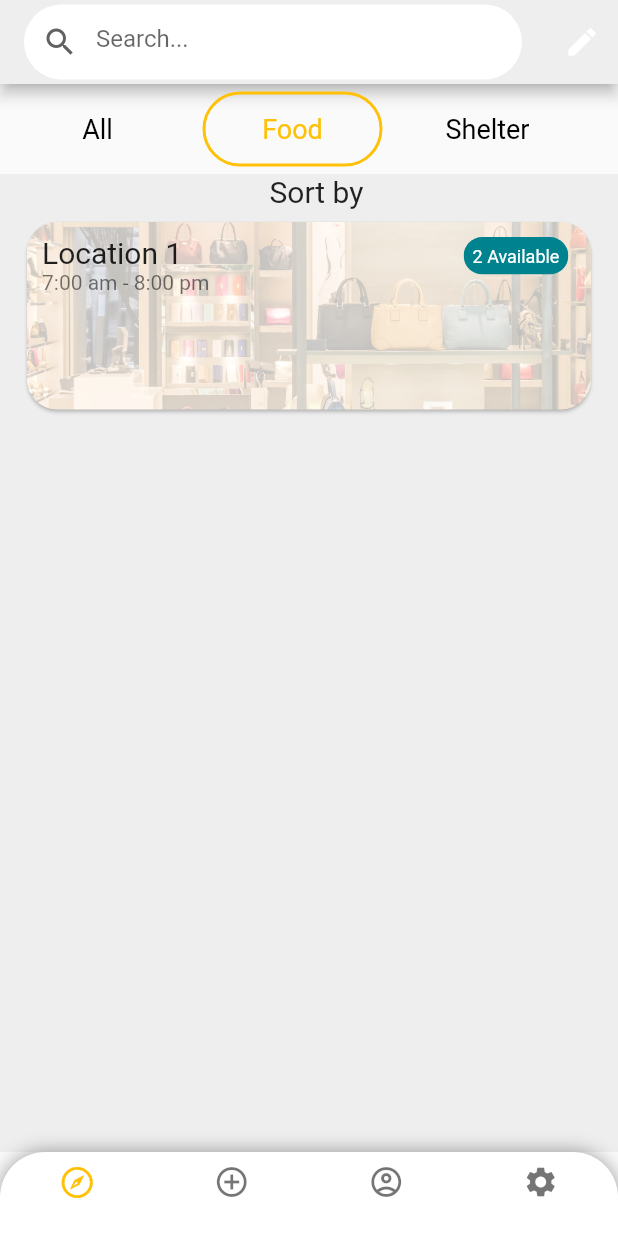
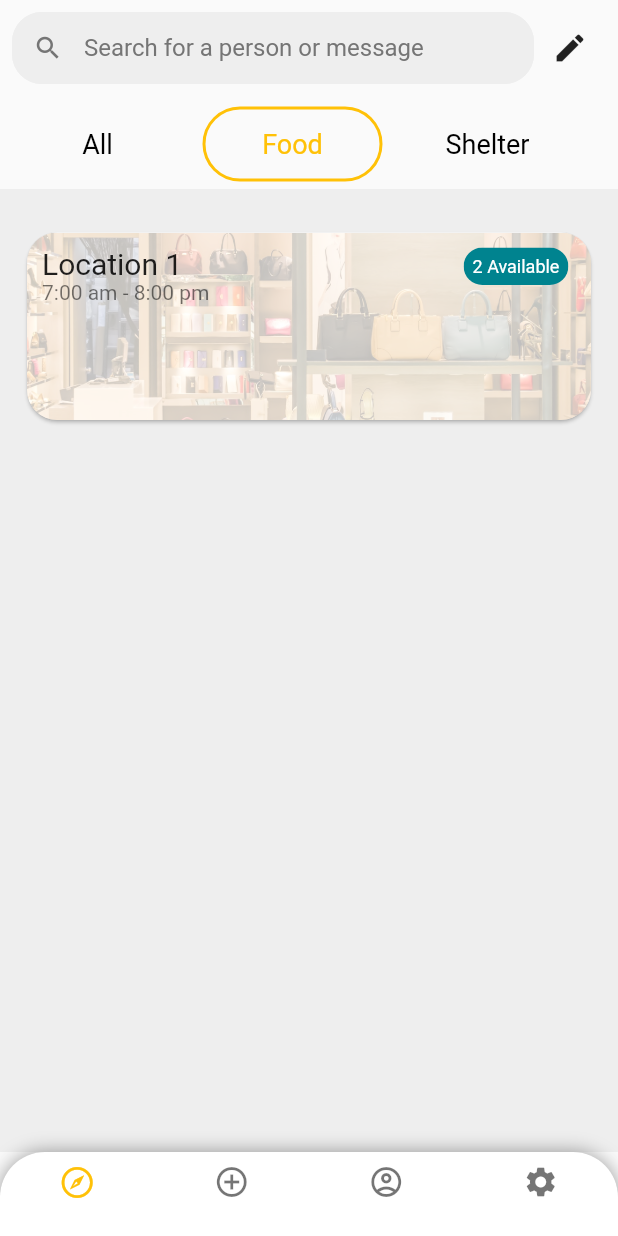
Before and after one commit to storm1486/wyam_app, a Flutter app: the screen it shows after launch, after a tap on "Food", on a phone screen of 412 x 824 dp. Run offline on Flutter 3.47's test engine with Material 2 defaults, Android fonts, the phone set to English and light mode, and no system bars.

Commit message:
Updated Amenities class with distance.
Updated the SearchBar in each page using them.

```diff
--- a/lib/pages/applications.dart
+++ b/lib/pages/applications.dart
@@ -66,12 +66,13 @@
   Widget build(BuildContext context) {
     return Scaffold(
       appBar: AppBar(
-        backgroundColor: Colors.grey[200],
+        backgroundColor: Colors.transparent,
+        elevation: 0,
         title: Container(
             width: double.infinity,
             height: 50.0,
             decoration: BoxDecoration(
-              color: Colors.white,
+              color: Colors.grey[200],
               borderRadius: BorderRadius.circular(40),
             ),
             child: Center(
@@ -92,22 +93,25 @@
             ),
         ),
         actions: [
-          IconButton(
-              onPressed: () {
-                Navigator.push(context, MaterialPageRoute(builder: (context) => const Applications()));
-              },
-              icon: const Icon(Icons.edit)
+          Padding(
+            padding: const EdgeInsets.only(right: 10),
+            child: IconButton(
+                onPressed: () {
+                  Navigator.push(context, MaterialPageRoute(builder: (context) => const Applications()));
+                },
+                icon: const Icon(Icons.edit, color: Colors.black,)
+            ),
           ),
         ],
       ),
       body: SingleChildScrollView(
         child: Column(
           children: [
-            // const SafeArea(child: Search()), //Search Bar at the top of the page
             SafeArea(
               child: InkWell(
                 onTap: _toggleDropdown, // Trigger dropdown visibility on tap
                 child: Container(
+                  color: Colors.transparent,
                   padding: const EdgeInsets.fromLTRB(20, 10, 0, 0),
                   child: Row(
                     mainAxisAlignment: MainAxisAlignment.start,
--- a/lib/pages/chatPage.dart
+++ b/lib/pages/chatPage.dart
@@ -38,15 +38,15 @@
                         child: TextField(
                           decoration: InputDecoration(
                             hintText: "Search for a person or message",
-                            hintStyle: TextStyle(color: Colors.grey.shade600),
-                            prefixIcon: Icon(Icons.search,color: Colors.grey.shade600, size: 20,),
+                            hintStyle: TextStyle(color: Colors.grey[600]),
+                            prefixIcon: Icon(Icons.search,color: Colors.grey[600], size: 20,),
                             filled: true,
-                            fillColor: Colors.grey.shade100,
+                            fillColor: Colors.grey.shade200,
                             contentPadding: EdgeInsets.all(8),
                             enabledBorder: OutlineInputBorder(
                                 borderRadius: BorderRadius.circular(20),
                                 borderSide: BorderSide(
-                                    color: Colors.grey.shade100
+                                    color: Colors.grey.shade200,
                                 )
                             ),
                           ),
--- a/lib/pages/home.dart
+++ b/lib/pages/home.dart
@@ -2,8 +2,7 @@
 import 'package:flutter/material.dart';
 import 'package:wyam_app/services/choose_location.dart';
 import 'package:wyam_app/services/horizontalScroller.dart';
-
-import '../services/searchBar.dart';
+import 'applications.dart';
 
 class Home extends StatefulWidget {
   const Home({super.key});
@@ -31,7 +30,36 @@
         body: Column(
           mainAxisAlignment: MainAxisAlignment.start,
           children: [
-            SafeArea(child: Search()),
+            SafeArea(
+              child: Padding(
+                padding: const EdgeInsets.fromLTRB(8, 8, 8, 10),
+                child: Row(
+                  children: [
+                    Expanded(
+                      child: TextField(
+                        decoration: InputDecoration(
+                          hintText: "Search for a person or message",
+                          hintStyle: TextStyle(color: Colors.grey[600]),
+                          prefixIcon: Icon(Icons.search,color: Colors.grey[600], size: 20,),
+                          filled: true,
+                          fillColor: Colors.grey.shade200,
+                          contentPadding: EdgeInsets.all(8),
+                          enabledBorder: OutlineInputBorder(
+                              borderRadius: BorderRadius.circular(20),
+                              borderSide: BorderSide(
+                                color: Colors.grey.shade200,
+                              )
+                          ),
+                        ),
+                      ),
+                    ),
+                    IconButton(onPressed: () {
+                      Navigator.push(context, MaterialPageRoute(builder: (context) => const Applications()));},
+                        icon: const Icon(Icons.edit))
+                  ],
+                ),
+              ),
+            ),
             // scroller feature
             HorizontalScroller(
               items: const [
@@ -46,9 +74,8 @@
               ],
               onItemSelected: _onTypeSelected,
             ),
-
             Expanded(
-              child: ChooseLocation(selectedType: selectedType,),
+              child: ChooseLocation(selectedType: selectedType),
             ),
           ],
         ),
--- a/lib/services/amenities.dart
+++ b/lib/services/amenities.dart
@@ -5,9 +5,17 @@
   late String appointments; // the amount of appointments available at a specific location
   late String type; // type of amenity
   late String url; // location url for api endpoint
+  late String distance; //distance from the location
 
 
-Amenities({required this.location, required this.hours, required this.image, required this.appointments, required this.type});
+Amenities({
+  required this.location,
+  required this.hours,
+  required this.image,
+  required this.appointments,
+  required this.type,
+  required this.distance,
+});
 
 // required this.url
 
--- a/lib/services/choose_location.dart
+++ b/lib/services/choose_location.dart
@@ -23,14 +23,14 @@
   };
 
   List<Amenities> locations = [
-    Amenities(location: 'Location 1', hours: '7:00 am - 8:00 pm', image: 'location1.jpg', appointments: '2', type: 'Food'),
-    Amenities(location: 'Location 2', hours: '24 hours', image: 'location2.jpg', appointments: '3', type: 'Hygiene'),
-    Amenities(location: 'Location 3', hours: '10:00 am - 3:00 pm', image: 'location3.jpg', appointments: '0', type: 'Finance'),
-    Amenities(location: 'Location 4', hours: '12:00 pm - 9:00 pm', image: 'location4.jpg', appointments: '5', type: 'Work'),
-    Amenities(location: 'Location 5', hours: '7:00 am - 10:00 pm', image: 'location5.jpg', appointments: '7', type: 'Learn'),
-    Amenities(location: 'Location 6', hours: '5:00 am - 2:00 am', image: 'location6.jpg', appointments: '1', type: 'Shelter'),
-    Amenities(location: 'Location 7', hours: '2:00 pm - 11:00 pm', image: 'location7.jpg', appointments: '30', type: 'Other'),
-    Amenities(location: 'Location 8', hours: '1:00 pm - 5:00 pm', image: 'location8.jpg', appointments: '0', type: 'Health'),
+    Amenities(location: 'Location 1', hours: '7:00 am - 8:00 pm', image: 'location1.jpg', appointments: '2', type: 'Food', distance: '1 mi'),
+    Amenities(location: 'Location 2', hours: '24 hours', image: 'location2.jpg', appointments: '3', type: 'Hygiene', distance: '2 mi'),
+    Amenities(location: 'Location 3', hours: '10:00 am - 3:00 pm', image: 'location3.jpg', appointments: '0', type: 'Finance', distance: '4 mi'),
+    Amenities(location: 'Location 4', hours: '12:00 pm - 9:00 pm', image: 'location4.jpg', appointments: '5', type: 'Work', distance: '5 mi'),
+    Amenities(location: 'Location 5', hours: '7:00 am - 10:00 pm', image: 'location5.jpg', appointments: '7', type: 'Learn', distance: '0.2 mi'),
+    Amenities(location: 'Location 6', hours: '5:00 am - 2:00 am', image: 'location6.jpg', appointments: '1', type: 'Shelter', distance: '0.5 mi'),
+    Amenities(location: 'Location 7', hours: '2:00 pm - 11:00 pm', image: 'location7.jpg', appointments: '30', type: 'Other', distance: '1000 ft'),
+    Amenities(location: 'Location 8', hours: '1:00 pm - 5:00 pm', image: 'location8.jpg', appointments: '0', type: 'Health', distance: '0.6 mi'),
   ];
 
   @override
@@ -41,20 +41,20 @@
         physics: const BouncingScrollPhysics(),
         child: Column(
           children: [
-            const Row(
-              mainAxisAlignment: MainAxisAlignment.spaceEvenly,
-              children: [
-                Padding(
-                  padding: EdgeInsets.fromLTRB(10.0, 0, 0, 0),
-                  child: Text(
-                    'Sort by',
-                    style: TextStyle(fontSize: 20.0),
-                  ),
-                ),
-               ],
-            ),
+            // const Row(
+            //   mainAxisAlignment: MainAxisAlignment.spaceEvenly,
+            //   children: [
+            //     Padding(
+            //       padding: EdgeInsets.fromLTRB(10.0, 0, 0, 0),
+            //       child: Text(
+            //         'Sort by',
+            //         style: TextStyle(fontSize: 20.0),
+            //       ),
+            //     ),
+            //    ],
+            // ),
             ListView.builder(
-              padding: const EdgeInsets.fromLTRB(10.0, 0.0, 10.0, 0),
+              padding: const EdgeInsets.fromLTRB(10.0, 20.0, 10.0, 0),
               shrinkWrap: true,
               physics: const NeverScrollableScrollPhysics(),
               itemCount: locations.length,
```
